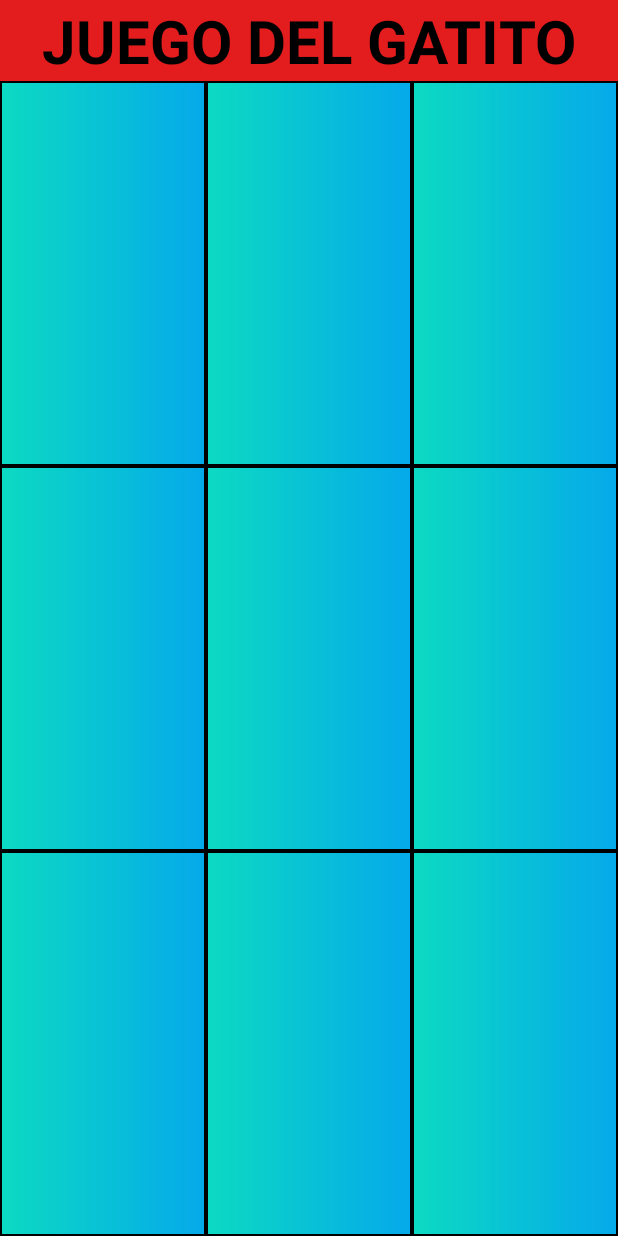
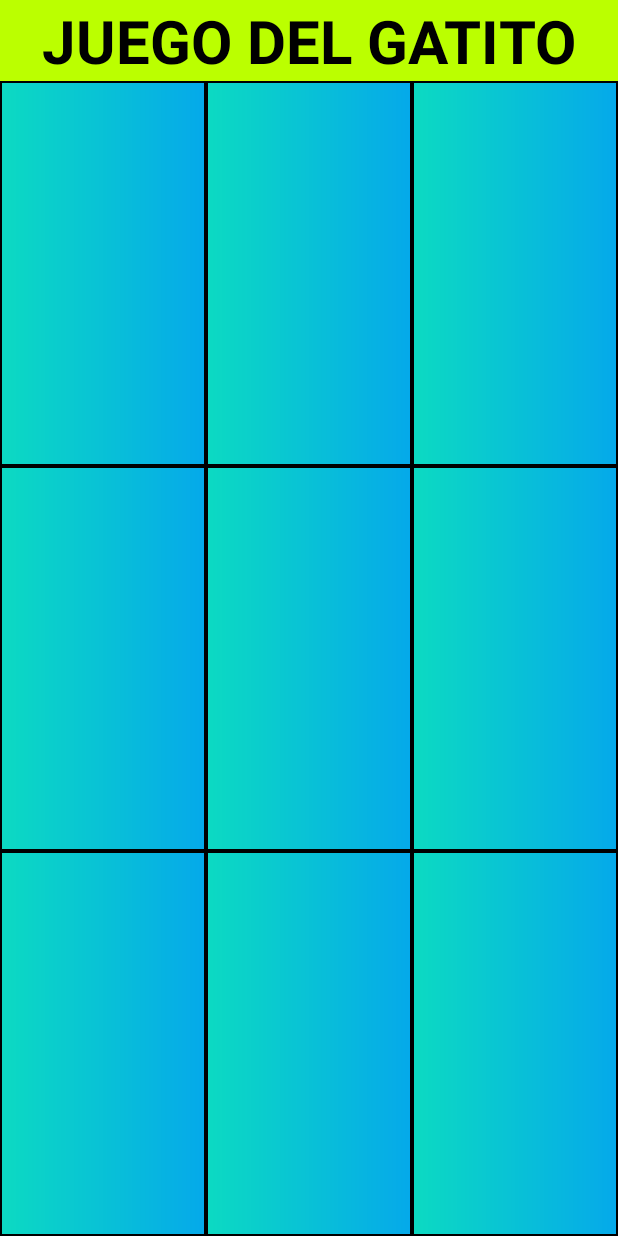
Before and after one commit to ArturoHdzz/Android_Practica_5_Juego_Gatito, an Android app: the screen it shows after launch (MainActivity), on a phone screen of 412 x 824 dp. Run offline under Robolectric (Android 15) with nearby library versions, the phone set to English and light mode, and no system bars.

Commit message:
Mejoras en Activitys

```diff
--- a/app/src/main/res/layout/activity_main.xml
+++ b/app/src/main/res/layout/activity_main.xml
@@ -5,7 +5,7 @@
     android:layout_width="match_parent"
     android:layout_height="match_parent"
     tools:context=".MainActivity"
-    android:background="#E31D1D">
+    android:background="#BBFF00">
 
     <TextView
         android:id="@+id/txt1"
@@ -29,7 +29,7 @@
         app:layout_constraintEnd_toStartOf="@+id/btn2"
         app:layout_constraintBottom_toTopOf="@+id/btn4"
         android:textColor="@color/black"
-        android:textSize="70dp"
+        android:textSize="60dp"
         android:background="@drawable/bord"
         app:backgroundTint="@null"/>
 
@@ -43,7 +43,7 @@
         app:layout_constraintBottom_toTopOf="@+id/btn5"
         android:background="@drawable/bord"
         android:textColor="@color/black"
-        android:textSize="70dp"
+        android:textSize="60dp"
         app:backgroundTint="@null"/>
 
     <Button
@@ -56,7 +56,7 @@
         app:layout_constraintBottom_toTopOf="@+id/btn6"
         android:background="@drawable/bord"
         android:textColor="@color/black"
-        android:textSize="70dp"
+        android:textSize="60dp"
         app:backgroundTint="@null"/>
 
     <Button
@@ -69,7 +69,7 @@
         app:layout_constraintBottom_toTopOf="@+id/btn7"
         android:background="@drawable/bord"
         android:textColor="@color/black"
-        android:textSize="70dp"
+        android:textSize="60dp"
         app:backgroundTint="@null"/>
 
     <Button
@@ -82,7 +82,7 @@
         app:layout_constraintBottom_toTopOf="@+id/btn8"
         android:background="@drawable/bord"
         android:textColor="@color/black"
-        android:textSize="70dp"
+        android:textSize="60dp"
         app:backgroundTint="@null"/>
 
     <Button
@@ -95,7 +95,7 @@
         app:layout_constraintBottom_toTopOf="@+id/btn9"
         android:background="@drawable/bord"
         android:textColor="@color/black"
-        android:textSize="70dp"
+        android:textSize="60dp"
         app:backgroundTint="@null"/>
 
     <Button
@@ -108,7 +108,7 @@
         app:layout_constraintBottom_toBottomOf="parent"
         android:background="@drawable/bord"
         android:textColor="@color/black"
-        android:textSize="70dp"
+        android:textSize="60dp"
         app:backgroundTint="@null"/>
 
     <Button
@@ -121,7 +121,7 @@
         app:layout_constraintBottom_toBottomOf="parent"
         android:background="@drawable/bord"
         android:textColor="@color/black"
-        android:textSize="70dp"
+        android:textSize="60dp"
         app:backgroundTint="@null"/>
 
     <Button
@@ -134,7 +134,7 @@
         app:layout_constraintBottom_toBottomOf="parent"
         android:background="@drawable/bord"
         android:textColor="@color/black"
-        android:textSize="70dp"
+        android:textSize="60dp"
         app:backgroundTint="@null"/>
 
 </androidx.constraintlayout.widget.ConstraintLayout>
```
Also changed, not shown: app/src/main/res/layout/activity_main2.xml (+15 -6 lines), app/src/main/res/mipmap-hdpi/gato.png (added).
